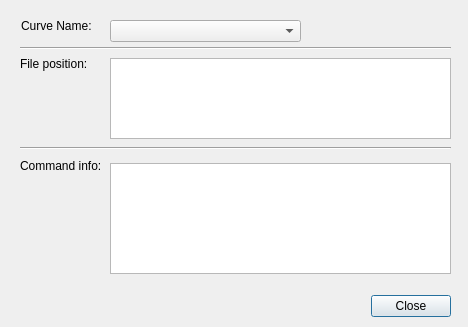
This is icurve_v2.0.1/icurve/resource/icv_curve_info.ui in Sunfe/icurve as Qt 5 draws it before an edit. The edited form follows.
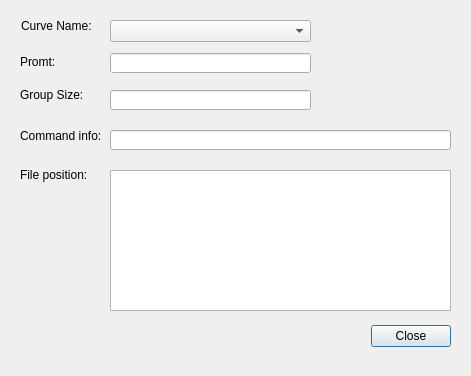
This is the edited form.

Commit message: more curve info added.20160810-23:48

```diff
--- a/icurve_v2.0.1/icurve/resource/icv_curve_info.ui
+++ b/icurve_v2.0.1/icurve/resource/icv_curve_info.ui
@@ -6,8 +6,8 @@
    <rect>
     <x>0</x>
     <y>0</y>
-    <width>468</width>
-    <height>327</height>
+    <width>471</width>
+    <height>376</height>
    </rect>
   </property>
   <property name="windowTitle">
@@ -20,7 +20,7 @@
    <property name="geometry">
     <rect>
      <x>370</x>
-     <y>290</y>
+     <y>320</y>
      <width>81</width>
      <height>32</height>
     </rect>
@@ -52,7 +52,7 @@
    <property name="geometry">
     <rect>
      <x>20</x>
-     <y>53</y>
+     <y>164</y>
      <width>91</width>
      <height>21</height>
     </rect>
@@ -65,7 +65,7 @@
    <property name="geometry">
     <rect>
      <x>20</x>
-     <y>150</y>
+     <y>120</y>
      <width>81</width>
      <height>31</height>
     </rect>
@@ -74,48 +74,12 @@
     <string>Command info:</string>
    </property>
   </widget>
-  <widget class="Line" name="line">
-   <property name="geometry">
-    <rect>
-     <x>20</x>
-     <y>40</y>
-     <width>431</width>
-     <height>16</height>
-    </rect>
-   </property>
-   <property name="orientation">
-    <enum>Qt::Horizontal</enum>
-   </property>
-  </widget>
-  <widget class="Line" name="line_2">
-   <property name="geometry">
-    <rect>
-     <x>20</x>
-     <y>140</y>
-     <width>431</width>
-     <height>16</height>
-    </rect>
-   </property>
-   <property name="orientation">
-    <enum>Qt::Horizontal</enum>
-   </property>
-  </widget>
-  <widget class="QPlainTextEdit" name="plainEditFileBriefInfo">
-   <property name="geometry">
-    <rect>
-     <x>110</x>
-     <y>163</y>
-     <width>341</width>
-     <height>111</height>
-    </rect>
-   </property>
-  </widget>
   <widget class="QComboBox" name="comboBoxCurveTitle">
    <property name="geometry">
     <rect>
      <x>110</x>
      <y>20</y>
-     <width>191</width>
+     <width>201</width>
      <height>22</height>
     </rect>
    </property>
@@ -124,12 +88,77 @@
    <property name="geometry">
     <rect>
      <x>110</x>
-     <y>58</y>
+     <y>170</y>
      <width>341</width>
-     <height>81</height>
+     <height>141</height>
     </rect>
    </property>
   </widget>
+  <widget class="QLabel" name="label_4">
+   <property name="geometry">
+    <rect>
+     <x>20</x>
+     <y>51</y>
+     <width>81</width>
+     <height>21</height>
+    </rect>
+   </property>
+   <property name="text">
+    <string>Promt:</string>
+   </property>
+  </widget>
+  <widget class="QLineEdit" name="lineEditPromt">
+   <property name="geometry">
+    <rect>
+     <x>110</x>
+     <y>53</y>
+     <width>201</width>
+     <height>20</height>
+    </rect>
+   </property>
+   <property name="readOnly">
+    <bool>true</bool>
+   </property>
+  </widget>
+  <widget class="QLabel" name="label_5">
+   <property name="geometry">
+    <rect>
+     <x>20</x>
+     <y>85</y>
+     <width>71</width>
+     <height>20</height>
+    </rect>
+   </property>
+   <property name="text">
+    <string>Group Size:</string>
+   </property>
+  </widget>
+  <widget class="QLineEdit" name="lineEditGroupSize">
+   <property name="geometry">
+    <rect>
+     <x>110</x>
+     <y>90</y>
+     <width>201</width>
+     <height>20</height>
+    </rect>
+   </property>
+   <property name="readOnly">
+    <bool>true</bool>
+   </property>
+  </widget>
+  <widget class="QLineEdit" name="plainEditFileBriefInfo">
+   <property name="geometry">
+    <rect>
+     <x>110</x>
+     <y>130</y>
+     <width>341</width>
+     <height>20</height>
+    </rect>
+   </property>
+   <property name="readOnly">
+    <bool>true</bool>
+   </property>
+  </widget>
  </widget>
  <resources/>
  <connections>
```
The commit also changes 8 other files.
